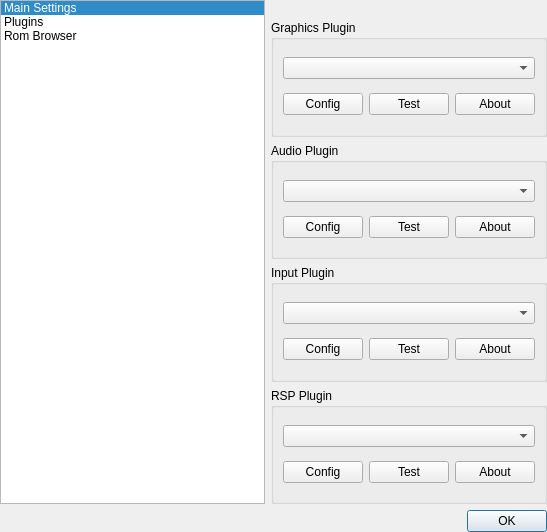
First picture: the form in main/gui_qt4/settingsdialog.ui, repository mupen64plus/mupen64plus-oldsvn, before the edit.
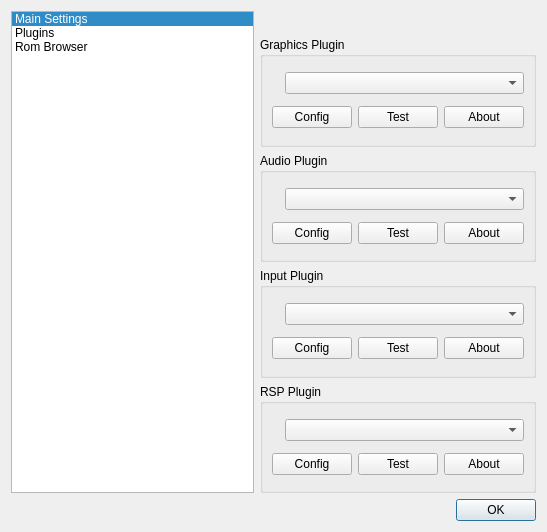
Second picture: the form after the edit. The open tabs and pages were chosen to show the change. Custom widgets are drawn as their Qt base class.

Diff of the .ui file:
```diff
--- a/main/gui_qt4/settingsdialog.ui
+++ b/main/gui_qt4/settingsdialog.ui
@@ -13,9 +13,6 @@
    <string>Dialog</string>
   </property>
   <layout class="QVBoxLayout" name="verticalLayout_13" >
-   <property name="margin" >
-    <number>0</number>
-   </property>
    <item>
     <layout class="QHBoxLayout" name="horizontalLayout_6" >
      <item>
@@ -71,6 +68,19 @@
       <layout class="QVBoxLayout" name="verticalLayout" >
        <item>
         <layout class="QHBoxLayout" name="horizontalLayout" >
+         <item>
+          <spacer name="horizontalSpacer_2" >
+           <property name="orientation" >
+            <enum>Qt::Horizontal</enum>
+           </property>
+           <property name="sizeHint" stdset="0" >
+            <size>
+             <width>40</width>
+             <height>20</height>
+            </size>
+           </property>
+          </spacer>
+         </item>
          <item>
           <widget class="QLabel" name="imageLabel" >
            <property name="text" >
@@ -80,17 +90,24 @@
          </item>
          <item>
           <widget class="QLabel" name="textLabel" >
-           <property name="sizePolicy" >
-            <sizepolicy vsizetype="Preferred" hsizetype="Preferred" >
-             <horstretch>1</horstretch>
-             <verstretch>0</verstretch>
-            </sizepolicy>
-           </property>
            <property name="text" >
             <string/>
            </property>
           </widget>
          </item>
+         <item>
+          <spacer name="horizontalSpacer" >
+           <property name="orientation" >
+            <enum>Qt::Horizontal</enum>
+           </property>
+           <property name="sizeHint" stdset="0" >
+            <size>
+             <width>40</width>
+             <height>20</height>
+            </size>
+           </property>
+          </spacer>
+         </item>
         </layout>
        </item>
        <item>
@@ -218,13 +235,31 @@
              <property name="title" >
               <string>Graphics Plugin</string>
              </property>
-             <layout class="QVBoxLayout" name="verticalLayout_7" >
-              <item>
-               <widget class="QComboBox" name="graphicsPluginCombo" />
-              </item>
+             <layout class="QVBoxLayout" name="verticalLayout_10" >
               <item>
                <layout class="QHBoxLayout" name="horizontalLayout_2" >
                 <item>
+                 <widget class="QLabel" name="graphicsPluginLabel" >
+                  <property name="text" >
+                   <string/>
+                  </property>
+                 </widget>
+                </item>
+                <item>
+                 <widget class="QComboBox" name="graphicsPluginCombo" >
+                  <property name="sizePolicy" >
+                   <sizepolicy vsizetype="Fixed" hsizetype="Preferred" >
+                    <horstretch>1</horstretch>
+                    <verstretch>0</verstretch>
+                   </sizepolicy>
+                  </property>
+                 </widget>
+                </item>
+               </layout>
+              </item>
+              <item>
+               <layout class="QHBoxLayout" name="horizontalLayout_3" >
+                <item>
                  <widget class="QPushButton" name="configGraphicsPluginButton" >
                   <property name="text" >
                    <string>Config</string>
@@ -255,12 +290,30 @@
              <property name="title" >
               <string>Audio Plugin</string>
              </property>
-             <layout class="QVBoxLayout" name="verticalLayout_8" >
+             <layout class="QVBoxLayout" name="verticalLayout_9" >
               <item>
-               <widget class="QComboBox" name="audioPluginCombo" />
+               <layout class="QHBoxLayout" name="horizontalLayout_4" >
+                <item>
+                 <widget class="QLabel" name="audioPluginLabel" >
+                  <property name="text" >
+                   <string/>
+                  </property>
+                 </widget>
+                </item>
+                <item>
+                 <widget class="QComboBox" name="audioPluginCombo" >
+                  <property name="sizePolicy" >
+                   <sizepolicy vsizetype="Fixed" hsizetype="Preferred" >
+                    <horstretch>1</horstretch>
+                    <verstretch>0</verstretch>
+                   </sizepolicy>
+                  </property>
+                 </widget>
+                </item>
+               </layout>
               </item>
               <item>
-               <layout class="QHBoxLayout" name="horizontalLayout_3" >
+               <layout class="QHBoxLayout" name="horizontalLayout_5" >
                 <item>
                  <widget class="QPushButton" name="configAudioPluginButton" >
                   <property name="text" >
@@ -292,12 +345,30 @@
              <property name="title" >
               <string>Input Plugin</string>
              </property>
-             <layout class="QVBoxLayout" name="verticalLayout_9" >
+             <layout class="QVBoxLayout" name="verticalLayout_8" >
               <item>
-               <widget class="QComboBox" name="inputPluginCombo" />
+               <layout class="QHBoxLayout" name="horizontalLayout_7" >
+                <item>
+                 <widget class="QLabel" name="inputPluginLabel" >
+                  <property name="text" >
+                   <string/>
+                  </property>
+                 </widget>
+                </item>
+                <item>
+                 <widget class="QComboBox" name="inputPluginCombo" >
+                  <property name="sizePolicy" >
+                   <sizepolicy vsizetype="Fixed" hsizetype="Preferred" >
+                    <horstretch>1</horstretch>
+                    <verstretch>0</verstretch>
+                   </sizepolicy>
+                  </property>
+                 </widget>
+                </item>
+               </layout>
               </item>
               <item>
-               <layout class="QHBoxLayout" name="horizontalLayout_4" >
+               <layout class="QHBoxLayout" name="horizontalLayout_8" >
                 <item>
                  <widget class="QPushButton" name="configInputPluginButton" >
                   <property name="text" >
@@ -329,12 +400,30 @@
              <property name="title" >
               <string>RSP Plugin</string>
              </property>
-             <layout class="QVBoxLayout" name="verticalLayout_10" >
+             <layout class="QVBoxLayout" name="verticalLayout_7" >
               <item>
-               <widget class="QComboBox" name="rspPluginCombo" />
+               <layout class="QHBoxLayout" name="horizontalLayout_9" >
+                <item>
+                 <widget class="QLabel" name="rspPluginLabel" >
+                  <property name="text" >
+                   <string/>
+                  </property>
+                 </widget>
+                </item>
+                <item>
+                 <widget class="QComboBox" name="rspPluginCombo" >
+                  <property name="sizePolicy" >
+                   <sizepolicy vsizetype="Fixed" hsizetype="Preferred" >
+                    <horstretch>1</horstretch>
+                    <verstretch>0</verstretch>
+                   </sizepolicy>
+                  </property>
+                 </widget>
+                </item>
+               </layout>
               </item>
               <item>
-               <layout class="QHBoxLayout" name="horizontalLayout_5" >
+               <layout class="QHBoxLayout" name="horizontalLayout_10" >
                 <item>
                  <widget class="QPushButton" name="configRspPluginButton" >
                   <property name="text" >
@@ -371,7 +460,7 @@
            <item>
             <widget class="QGroupBox" name="groupBox_8" >
              <property name="title" >
-              <string>GroupBox</string>
+              <string>Rom Browser</string>
              </property>
              <layout class="QVBoxLayout" name="verticalLayout_12" >
               <item>
```
